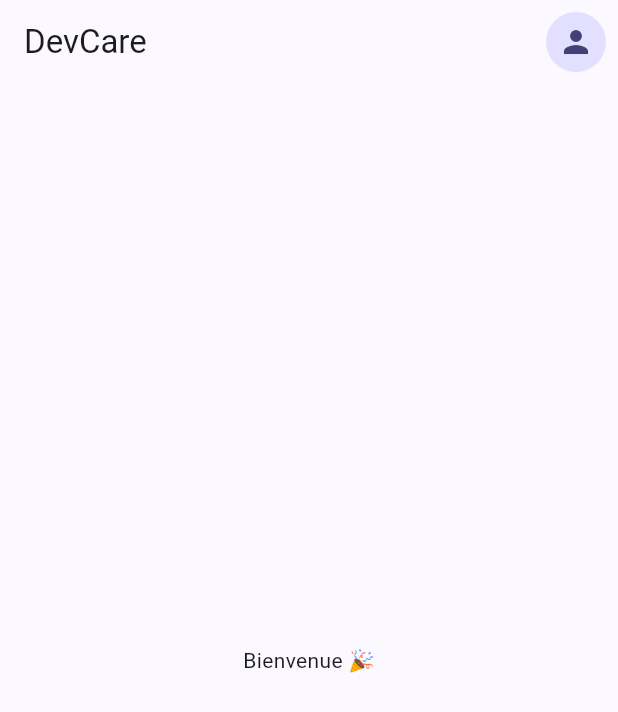
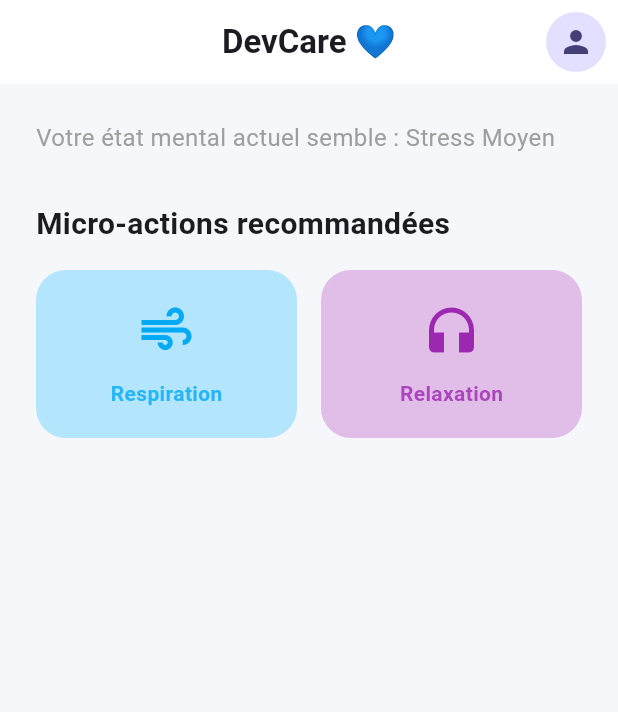
Before and after one commit to wahiba155/projet-devcare-hackathon, a Flutter app: the HomeScreen screen opened directly, on a phone screen of 412 x 824 dp. Shown: the top 712 px of the screen. Run offline on Flutter 3.47's test engine with Material 3 defaults, Android fonts, the light colour scheme and no system bars; our stand-ins replace audioplayers, firebase_auth, firebase_core; accounts and stored records are empty.

Commit message:
ajout des nouveaux fichiers

```diff
--- a/lib/main.dart
+++ b/lib/main.dart
@@ -4,6 +4,7 @@ import 'package:provider/provider.dart';
 import 'firebase_options.dart';
 import 'providers/app_provider.dart';
 import 'providers/auth_provider.dart';
+import 'providers/wellness_provider.dart';
 import 'screens/login_screen.dart';
 
 void main() async {
@@ -21,12 +22,14 @@ class DevCareApp extends StatelessWidget {
       providers: [
         ChangeNotifierProvider(create: (_) => AppProvider()),
         ChangeNotifierProvider(create: (_) => AuthProvider()),
+        ChangeNotifierProvider(create: (_) => WellnessProvider()),
       ],
       child: MaterialApp(
         title: 'DevCare',
         theme: ThemeData(
           colorScheme: ColorScheme.fromSeed(seedColor: const Color(0xFF6C63FF)),
           useMaterial3: true,
+          fontFamily: 'Roboto',
         ),
         home: const LoginScreen(),
         debugShowCheckedModeBanner: false,
--- a/lib/screens/home_screen.dart
+++ b/lib/screens/home_screen.dart
@@ -2,6 +2,8 @@ import 'package:flutter/material.dart';
 import 'package:provider/provider.dart';
 import '../providers/auth_provider.dart';
 import 'login_screen.dart';
+import 'breathing_screen.dart';
+import 'relaxation_screen.dart';
 
 class HomeScreen extends StatelessWidget {
   const HomeScreen({super.key});
@@ -11,27 +13,32 @@ class HomeScreen extends StatelessWidget {
     final user = context.read<AuthProvider>();
 
     return Scaffold(
+      backgroundColor: const Color(0xFFF5F7FA),
       appBar: AppBar(
-        title: Text('DevCare'),
+        title: const Text(
+          'DevCare 💙',
+          style: TextStyle(fontWeight: FontWeight.bold),
+        ),
+        backgroundColor: Colors.white,
+        elevation: 0,
+        centerTitle: true,
         actions: [
           PopupMenuButton(
             icon: const CircleAvatar(
               child: Icon(Icons.person),
             ),
             itemBuilder: (context) => [
-              PopupMenuItem(
+              const PopupMenuItem(
+                value: 'logout',
                 child: Text('Se déconnecter'),
-                value: 'logout',
               ),
             ],
             onSelected: (value) async {
               if (value == 'logout') {
                 await user.signOut();
-
                 Navigator.pushAndRemoveUntil(
                   context,
-                  MaterialPageRoute(
-                      builder: (_) => const LoginScreen()),
+                  MaterialPageRoute(builder: (_) => const LoginScreen()),
                   (route) => false,
                 );
               }
@@ -39,8 +46,87 @@ class HomeScreen extends StatelessWidget {
           ),
         ],
       ),
-      body: const Center(
-        child: Text('Bienvenue 🎉'),
+      body: SingleChildScrollView(
+        padding: const EdgeInsets.all(24.0),
+        child: Column(
+          crossAxisAlignment: CrossAxisAlignment.start,
+          children: [
+            const Text(
+              "Votre état mental actuel semble : Stress Moyen",
+              style: TextStyle(fontSize: 16, color: Colors.grey),
+            ),
+            const SizedBox(height: 32),
+            const Text(
+              "Micro-actions recommandées",
+              style: TextStyle(fontSize: 20, fontWeight: FontWeight.bold),
+            ),
+            const SizedBox(height: 16),
+            Row(
+              children: [
+                Expanded(
+                  child: _buildActionCard(
+                    context,
+                    title: "Respiration",
+                    icon: Icons.air,
+                    color: Colors.lightBlue.shade100,
+                    iconColor: Colors.lightBlue,
+                    onTap: () => Navigator.push(
+                      context,
+                      MaterialPageRoute(builder: (_) => const BreathingScreen()),
+                    ),
+                  ),
+                ),
+                const SizedBox(width: 16),
+                Expanded(
+                  child: _buildActionCard(
+                    context,
+                    title: "Relaxation",
+                    icon: Icons.headphones,
+                    color: Colors.purple.shade100,
+                    iconColor: Colors.purple,
+                    onTap: () => Navigator.push(
+                      context,
+                      MaterialPageRoute(builder: (_) => const RelaxationScreen()),
+                    ),
+                  ),
+                ),
+              ],
+            ),
+          ],
+        ),
+      ),
+    );
+  }
+
+  Widget _buildActionCard(
+    BuildContext context, {
+    required String title,
+    required IconData icon,
+    required Color color,
+    required Color iconColor,
+    required VoidCallback onTap,
+  }) {
+    return GestureDetector(
+      onTap: onTap,
+      child: Container(
+        padding: const EdgeInsets.all(20),
+        decoration: BoxDecoration(
+          color: color,
+          borderRadius: BorderRadius.circular(20),
+        ),
+        child: Column(
+          children: [
+            Icon(icon, size: 40, color: iconColor),
+            const SizedBox(height: 12),
+            Text(
+              title,
+              style: TextStyle(
+                fontWeight: FontWeight.bold,
+                color: iconColor.withOpacity(0.8),
+              ),
+            ),
+          ],
+        ),
       ),
     );
   }
```
Also changed, not shown: lib/providers/wellness_provider.dart (added, +76 -0 lines), lib/screens/breathing_screen.dart (added, +130 -0 lines), lib/screens/relaxation_screen.dart (added, +100 -0 lines), lib/services/wellness_service.dart (added, +47 -0 lines), pubspec.yaml (+7 -3 lines), pubspec.lock, 8 other files.
